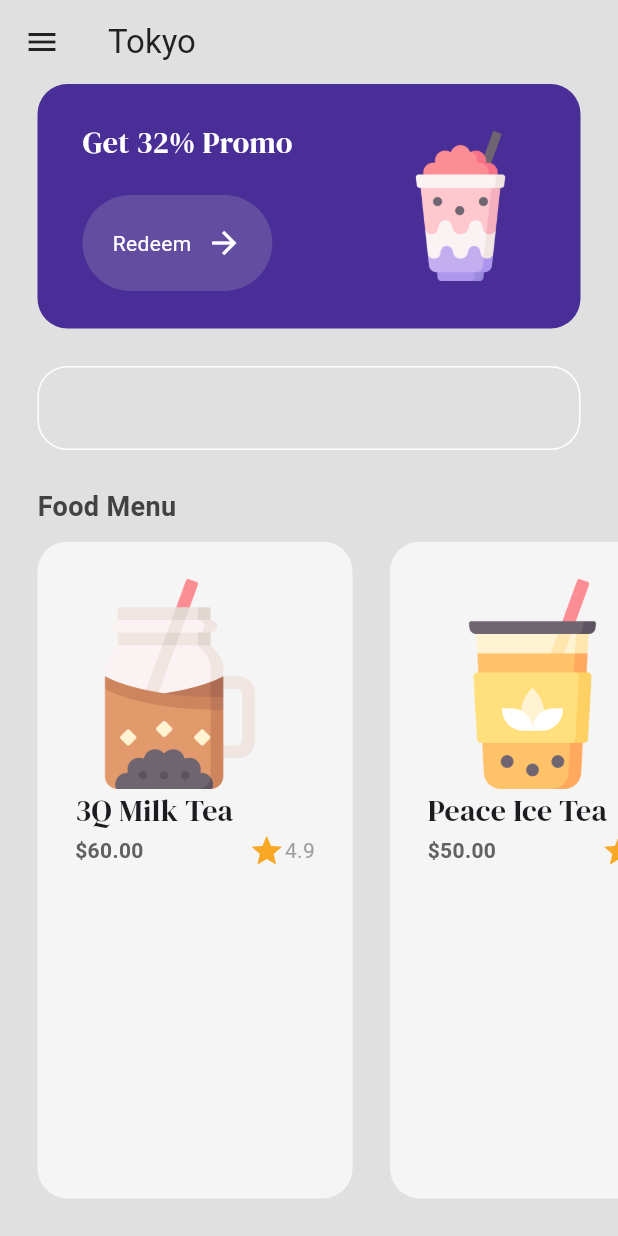
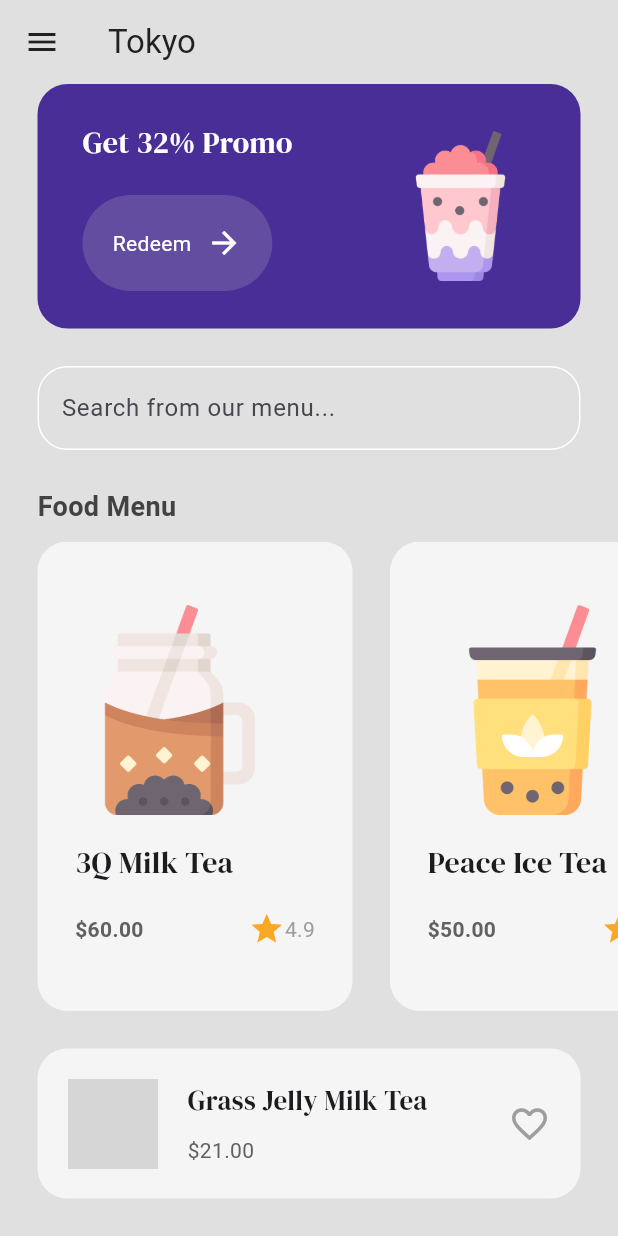
Before and after one commit to strawberryskeleton/tapioka, a Flutter app: the MenuPage screen opened by its route, on a phone screen of 412 x 824 dp. Run offline on Flutter 3.47's test engine with Material 3 defaults, Android fonts, the phone set to English and light mode, and no system bars; our stand-ins replace google_fonts; grey boxes are pictures that could not be loaded.

Commit message:
menu page popular food section added

```diff
--- a/lib/components/food_tile.dart
+++ b/lib/components/food_tile.dart
@@ -17,6 +17,7 @@ class FoodTile extends StatelessWidget {
       padding: const EdgeInsets.all(25.0),
       child: Column(
         crossAxisAlignment: CrossAxisAlignment.start,
+        mainAxisAlignment: MainAxisAlignment.spaceEvenly,
         children: [
           // image
           Image.asset(
--- a/lib/pages/menu_page.dart
+++ b/lib/pages/menu_page.dart
@@ -95,6 +95,7 @@ class _MenuPageState extends State<MenuPage> {
                   borderSide: BorderSide(color: Colors.white),
                   borderRadius: BorderRadius.circular(20),
                 ),
+                hintText: "Search from our menu...",
               ),
             ),
           ),
@@ -127,10 +128,60 @@ class _MenuPageState extends State<MenuPage> {
           ),
 
           const SizedBox(height: 25),
+
           // popular food
+          Container(
+            decoration: BoxDecoration(
+              color: Colors.grey[100],
+              borderRadius: BorderRadius.circular(20),
+            ),
+            margin: const EdgeInsets.only(left: 25, right: 25, bottom: 25),
+            padding: const EdgeInsets.all(20),
+            child: Row(
+              mainAxisAlignment: MainAxisAlignment.spaceBetween,
+              children: [
+                Row(
+                  children: [
+                    //image
+                    Image.asset(
+                      'lib/images/grass_jelly_milk_tea.png',
+                      height: 60,
+                    ),
 
+                    const SizedBox(width: 20),
 
+                    // name and price
+                    Column(
+                      crossAxisAlignment: CrossAxisAlignment.start,
+                      children: [
+                        //name
+                        Text(
+                          "Grass Jelly Milk Tea",
+                          style: GoogleFonts.dmSerifDisplay(fontSize: 18),
+                        ),
 
+                        const SizedBox(height: 10),
+
+                        //price
+                        Text(
+                          "\$21.00",
+                          style: TextStyle(color: Colors.grey[700]),
+                        ),
+                      ],
+                    ),
+                  ],
+                ),
+
+                // heart
+                const Icon(
+                  Icons.favorite_outline,
+                  color: Colors.grey,
+                  size: 28,
+                ),
+
+              ],
+            ),
+          ),
 
 
         ],
```
